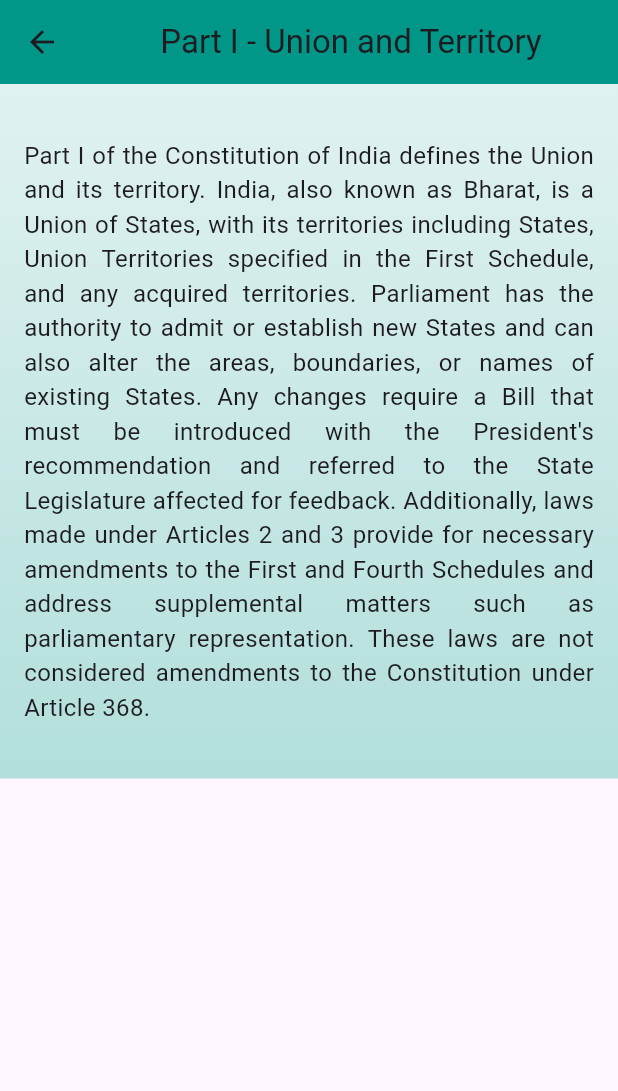
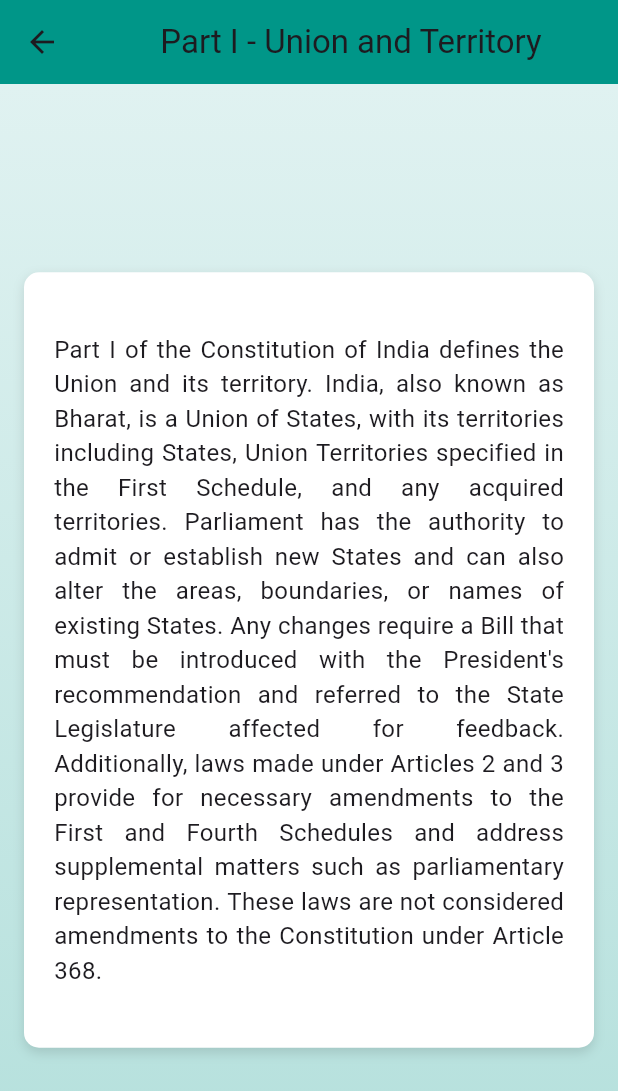
Before and after one commit to Vaish-011/samvidhanarcadehtf, a Flutter app: the SummariesPage screen opened directly, after a tap on "PART I", on a phone screen of 412 x 824 dp. Shown: the top 1091 px of the screen. Run offline on Flutter 3.47's test engine with Material 3 defaults, Android fonts, the phone set to English and light mode, and no system bars.

Commit message:
changes in summaries ui

```diff
--- a/lib/screens/summaries_page.dart
+++ b/lib/screens/summaries_page.dart
@@ -141,9 +141,23 @@ Widget _buildDetailsPage({required String title, required String content}) {
           ],
         ),
       ),
-      child: SingleChildScrollView(
+      child: Center( // Center the content vertically and horizontally
+        child: Container(
+          padding: EdgeInsets.all(20.0), // Add padding around the box
+          decoration: BoxDecoration(
+            color: Colors.white, // Box color
+            borderRadius: BorderRadius.circular(10.0), // Rounded corners
+            boxShadow: [
+              BoxShadow(
+                color: Colors.black12,
+                blurRadius: 6.0,
+                offset: Offset(0, 3),
+              ),
+            ],
+          ),
+          child: SingleChildScrollView( // Enable scrolling if content overflows
             child: Column(
-          crossAxisAlignment: CrossAxisAlignment.start,
+              crossAxisAlignment: CrossAxisAlignment.center, // Center align the column
               children: [
                 SizedBox(height: 20),
                 Text(
@@ -156,9 +170,12 @@ Widget _buildDetailsPage({required String title, required String content}) {
             ),
           ),
         ),
+      ),
+    ),
   );
 }
 
+// Individual Part Details Pages
 class PartIDetailsPage extends StatelessWidget {
   @override
   Widget build(BuildContext context) {
```
Lines whose indentation alone changed are shown as unchanged.
